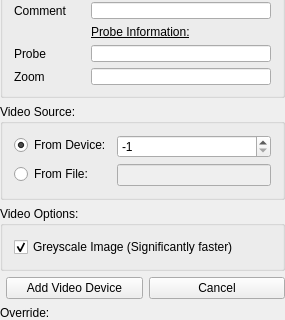
This is Modules/USUI/Qmitk/QmitkUSNewVideoDeviceWidgetControls.ui in MITK/MITK as Qt 5 draws it before an edit; both pictures show x 0 to 285 and y 94 to 414 of the 285 by 595 pixel window. The edited form follows.
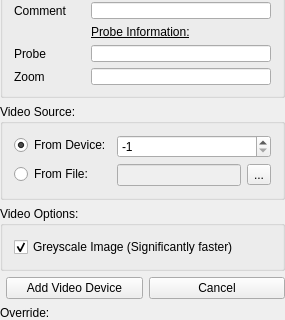
This is the edited form. Icons and pictures are not drawn.

Commit message: Added file open dialog for video files.

The edit to the form file:
```diff
--- a/Modules/USUI/Qmitk/QmitkUSNewVideoDeviceWidgetControls.ui
+++ b/Modules/USUI/Qmitk/QmitkUSNewVideoDeviceWidgetControls.ui
@@ -116,21 +116,18 @@
      <property name="title">
       <string>Video Source:</string>
      </property>
-     <layout class="QFormLayout" name="formLayout_2">
-      <property name="labelAlignment">
-       <set>Qt::AlignLeading|Qt::AlignLeft|Qt::AlignVCenter</set>
-      </property>
+     <layout class="QFormLayout" name="formLayout_3">
+      <item row="1" column="0">
+       <widget class="QRadioButton" name="m_RadioDeviceSource">
+        <property name="text">
+         <string>From Device:</string>
+        </property>
+        <property name="checked">
+         <bool>true</bool>
+        </property>
+       </widget>
+      </item>
       <item row="1" column="1">
-       <widget class="QLineEdit" name="m_FilePathSelector">
-        <property name="enabled">
-         <bool>false</bool>
-        </property>
-        <property name="text">
-         <string/>
-        </property>
-       </widget>
-      </item>
-      <item row="0" column="1">
        <widget class="QSpinBox" name="m_DeviceSelector">
         <property name="minimum">
          <number>-1</number>
@@ -143,23 +140,34 @@
         </property>
        </widget>
       </item>
-      <item row="0" column="0">
-       <widget class="QRadioButton" name="m_RadioDeviceSource">
-        <property name="text">
-         <string>From Device:</string>
-        </property>
-        <property name="checked">
-         <bool>true</bool>
-        </property>
-       </widget>
-      </item>
-      <item row="1" column="0">
+      <item row="2" column="0">
        <widget class="QRadioButton" name="m_RadioFileSource">
         <property name="text">
          <string>From File:</string>
         </property>
        </widget>
       </item>
+      <item row="2" column="1">
+       <layout class="QHBoxLayout" name="horizontalLayout_2">
+        <item>
+         <widget class="QLineEdit" name="m_FilePathSelector">
+          <property name="enabled">
+           <bool>false</bool>
+          </property>
+          <property name="text">
+           <string/>
+          </property>
+         </widget>
+        </item>
+        <item>
+         <widget class="QToolButton" name="m_OpenFileButton">
+          <property name="text">
+           <string>...</string>
+          </property>
+         </widget>
+        </item>
+       </layout>
+      </item>
      </layout>
     </widget>
    </item>
```
The commit also changes 2 other files.
